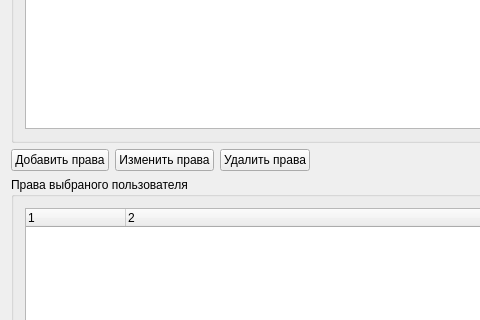
The window that mainwindow.ui (PanchukDima/bdpatientadmin) describes before a commit, drawn with Qt 5; both pictures show x 0 to 480 and y 115 to 435 of the 840 by 527 pixel window.
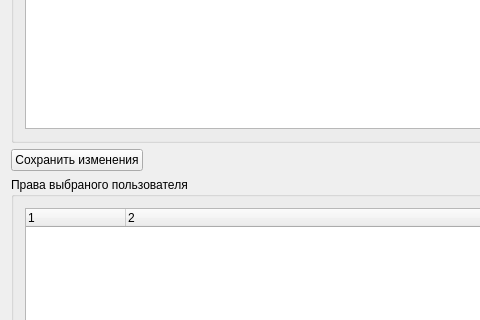
The same window after the commit.

Commit message: get list Rights in QTreeView

Diff of the .ui file:
```diff
--- a/mainwindow.ui
+++ b/mainwindow.ui
@@ -84,21 +84,7 @@
       <item>
        <widget class="QPushButton" name="pushButton_add_right">
         <property name="text">
-         <string>Добавить права</string>
-        </property>
-       </widget>
-      </item>
-      <item>
-       <widget class="QPushButton" name="pushButton_edit_right">
-        <property name="text">
-         <string>Изменить права</string>
-        </property>
-       </widget>
-      </item>
-      <item>
-       <widget class="QPushButton" name="pushButton_del_right">
-        <property name="text">
-         <string>Удалить права</string>
+         <string>Сохранить изменения</string>
         </property>
        </widget>
       </item>
```
Left out of the diff: 2 changed lines with no effect on the pictures. The commit also changes 3 other files.
